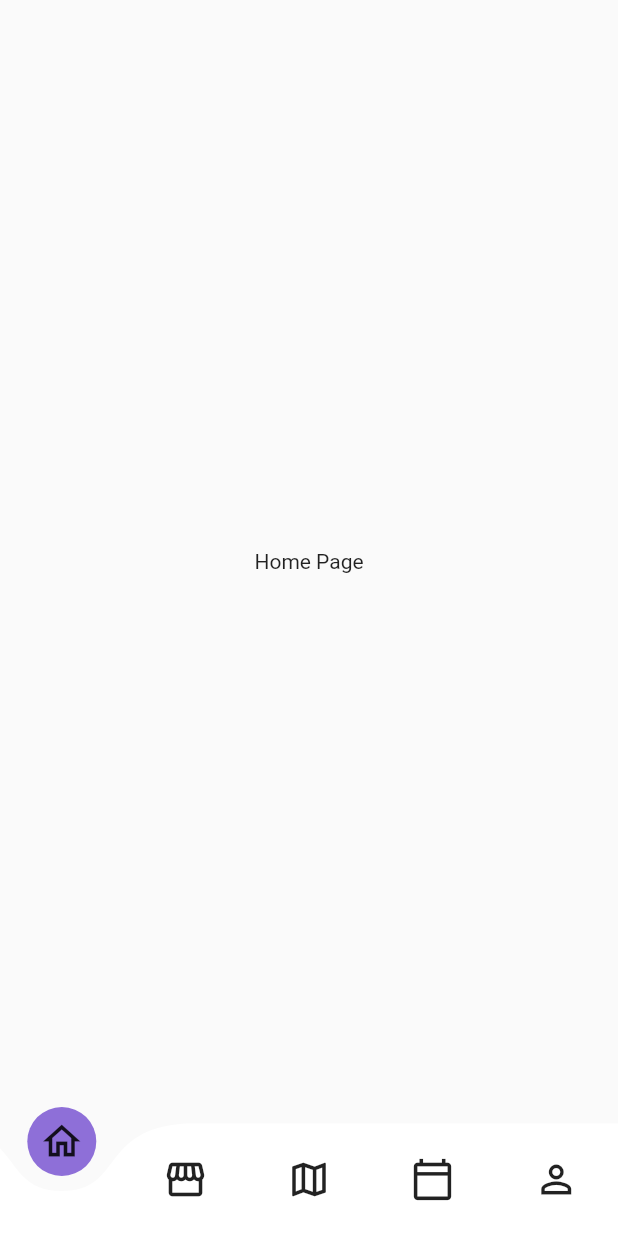
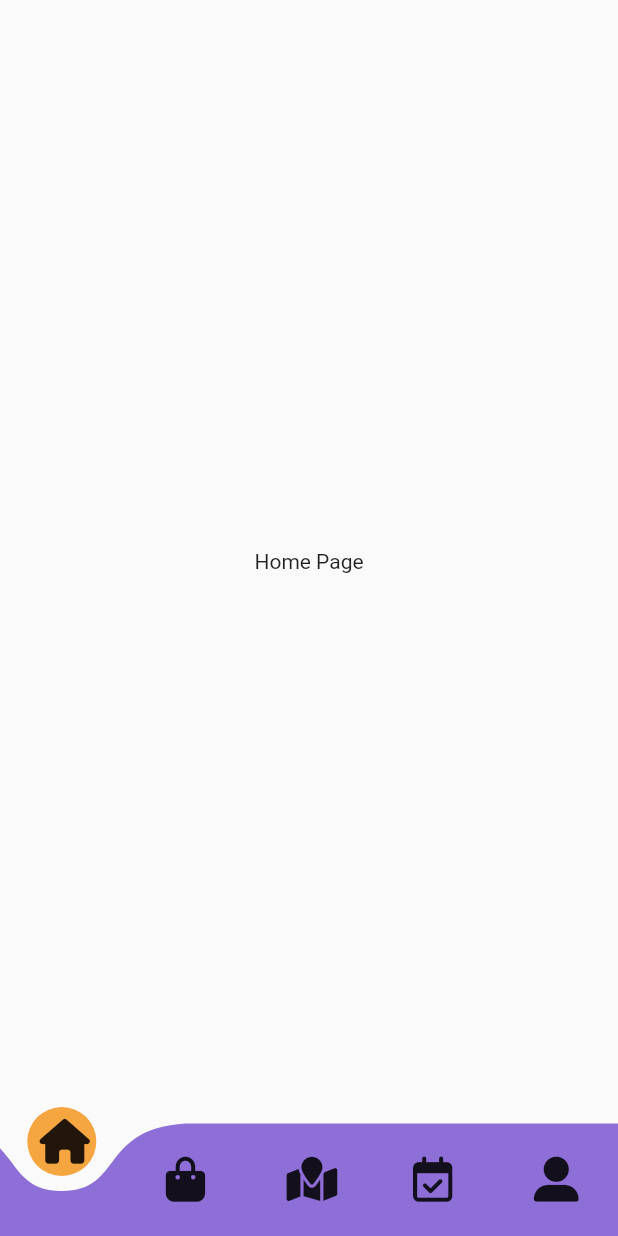
Before and after one commit to jhadechni/Qpets-App, a Flutter app: the screen it shows after launch, on a phone screen of 412 x 824 dp. Run offline on Flutter 3.47's test engine with Material 2 defaults, Android fonts, the phone set to English and light mode, and no system bars; drawn by our look-alikes of curved_navigation_bar; our stand-ins replace font_awesome_flutter, google_fonts.

Commit message:
feat: fix nabvar , style: styling navbar, refactor: changing class names to a correct form

```diff
--- a/lib/main.dart
+++ b/lib/main.dart
@@ -1,5 +1,6 @@
 import 'package:flutter/material.dart';
 import 'package:curved_navigation_bar/curved_navigation_bar.dart';
+import 'package:font_awesome_flutter/font_awesome_flutter.dart';
 import 'package:google_fonts/google_fonts.dart';
 import 'package:qpets_app/pages/page_Home.dart';
 import 'package:qpets_app/pages/page_calendar.dart';
@@ -7,19 +8,16 @@ import 'package:qpets_app/pages/page_maps.dart';
 import 'package:qpets_app/pages/page_profile.dart';
 import 'package:qpets_app/pages/page_store.dart';
 
-
-void main() => runApp(
-  MaterialApp(
-
+void main() => runApp(MaterialApp(
     home: BottomNavBar(),
     debugShowCheckedModeBanner: false,
-     theme: ThemeData(
-        textTheme: GoogleFonts.robotoTextTheme(),)
-    )
-
-  );
+    theme: ThemeData(
+      textTheme: GoogleFonts.robotoTextTheme(),
+    )));
 
 class BottomNavBar extends StatefulWidget {
+  const BottomNavBar({Key? key}) : super(key: key);
+
   @override
   _BottomNavBarState createState() => _BottomNavBarState();
 }
@@ -28,11 +26,11 @@ class _BottomNavBarState extends State<BottomNavBar> {
   int pageIndex = 0;
   final page_calendar calendar = page_calendar();
   final page_Home home = page_Home();
-  final page_maps maps =  page_maps();
-  final page_profile profile =  page_profile();
-  final PageStore store =  PageStore();
+  final page_maps maps = page_maps();
+  final page_profile profile = page_profile();
+  final PageStore store = const PageStore();
 
-  Widget _ShowPage =  page_Home();
+  Widget _showPage = page_Home();
 
   Widget _pageChooser(int page) {
     switch (page) {
@@ -47,36 +45,36 @@ class _BottomNavBarState extends State<BottomNavBar> {
       case 4:
         return page_profile();
       default:
-        return  const Center(
+        return const Center(
           child: Text("No ha seleccionado ninguna pagina"),
         );
     }
   }
-  GlobalKey<CurvedNavigationBarState> _bottomNavigationKey = GlobalKey();
+
+  final GlobalKey<CurvedNavigationBarState> _bottomNavigationKey = GlobalKey();
 
   @override
   Widget build(BuildContext context) {
-
     return Scaffold(
         bottomNavigationBar: CurvedNavigationBar(
           key: _bottomNavigationKey,
           index: pageIndex,
           height: 75,
           items: const <Widget>[
-            Icon(Icons.home_outlined, size: 30),
-            Icon(Icons.storefront_outlined, size: 30),
-            Icon(Icons.map_outlined, size: 30),
-            Icon(Icons.calendar_today_outlined, size: 30),
-            Icon(Icons.perm_identity, size: 30),
+            Icon(FontAwesomeIcons.house, size: 30),
+            Icon(FontAwesomeIcons.bagShopping, size: 30),
+            Icon(FontAwesomeIcons.mapLocation, size: 30),
+            Icon(FontAwesomeIcons.calendarCheck, size: 30),
+            Icon(FontAwesomeIcons.userLarge, size: 30),
           ],
-          color: Colors.white,
-          buttonBackgroundColor: const Color(0xFF8E6FD8),
+          color: const Color(0xFF8E6FD8),
+          buttonBackgroundColor: const Color(0xFFF6A641),
           backgroundColor: Colors.transparent,
           animationCurve: Curves.easeInOut,
           animationDuration: const Duration(milliseconds: 170),
           onTap: (int tappedIndex) {
             setState(() {
-              _ShowPage = _pageChooser(tappedIndex);
+              _showPage = _pageChooser(tappedIndex);
             });
           },
           letIndexChange: (index) => true,
@@ -84,7 +82,7 @@ class _BottomNavBarState extends State<BottomNavBar> {
         body: Container(
           color: Colors.transparent,
           child: Center(
-            child: _ShowPage,
+            child: _showPage,
           ),
         ));
   }
```
Also changed, not shown: lib/pages/page_store.dart (+27 -7 lines).
